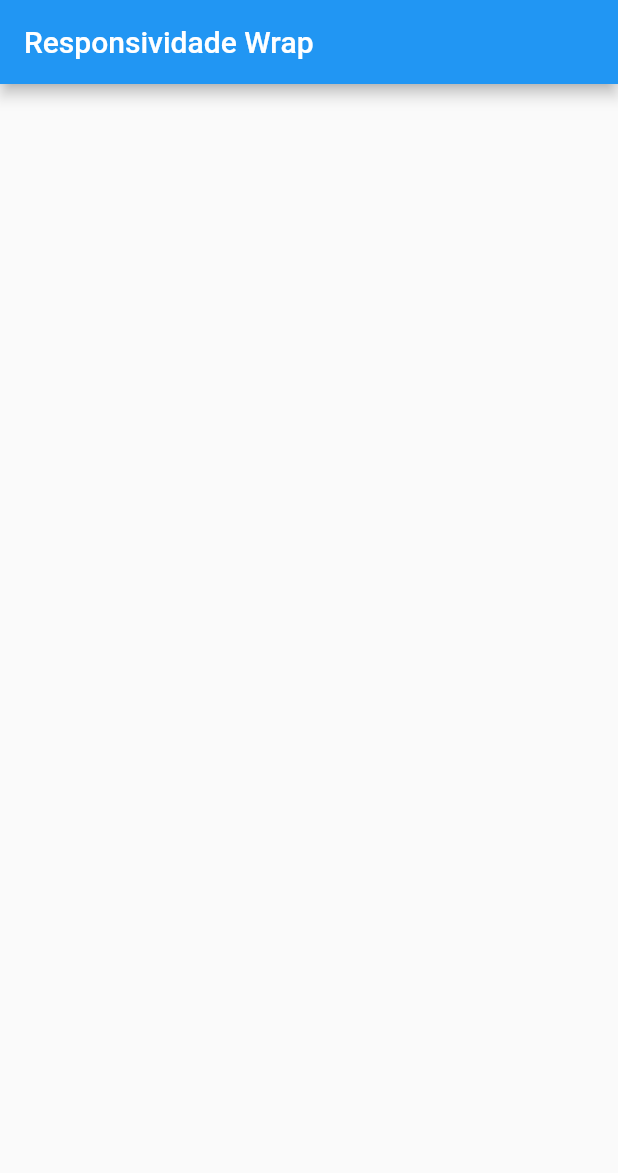
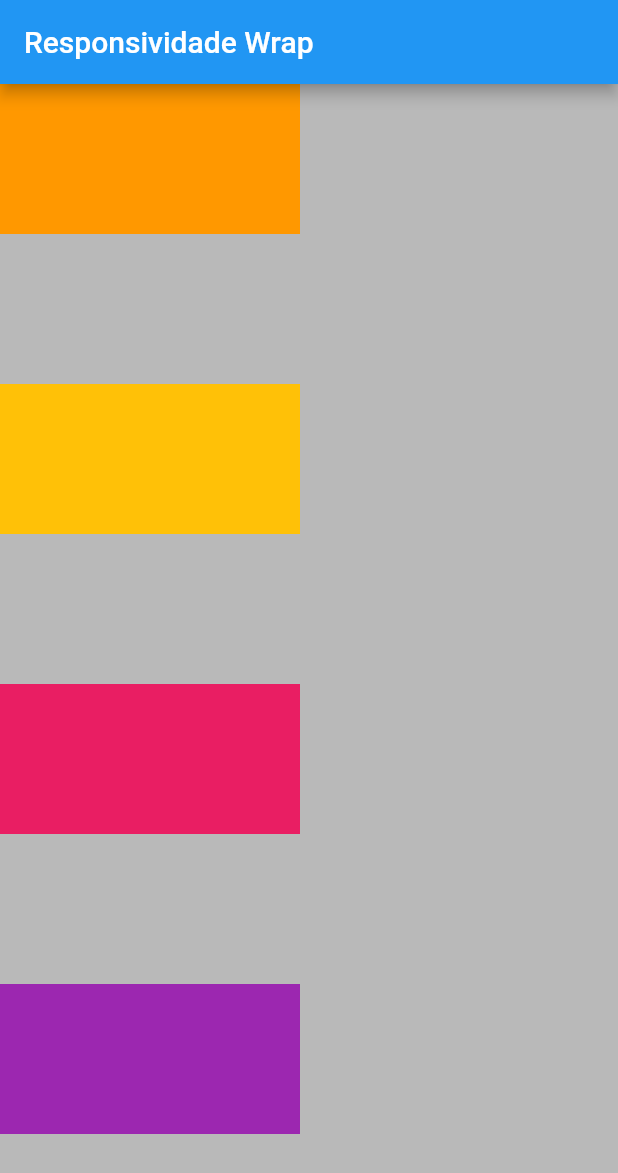
Before and after one commit to CadisRaziel/Responsividade_Flutter, a Flutter app: the screen it shows after launch, on a phone screen of 412 x 824 dp. Shown: the top 1173 px of the screen. Run offline on Flutter 3.47's test engine with Material 2 defaults, Android fonts, the phone set to English and light mode, and no system bars.

Commit message:
utilizando o Wrap como alternativa para quebra de linhas

```diff
--- a/lib/Page/Responsividade_wrap.dart
+++ b/lib/Page/Responsividade_wrap.dart
@@ -5,7 +5,7 @@ class ResponsividadeWrap extends StatefulWidget {
     Key? key,
     required this.title,
   }) : super(key: key);
-    final String title;
+  final String title;
 
   @override
   _ResponsividadeWrapState createState() => _ResponsividadeWrapState();
@@ -14,10 +14,61 @@ class ResponsividadeWrap extends StatefulWidget {
 class _ResponsividadeWrapState extends State<ResponsividadeWrap> {
   @override
   Widget build(BuildContext context) {
+    double altura = 100;
+    double largura = 200;
     return Scaffold(
       appBar: AppBar(
         title: Text(widget.title),
       ),
+      body: Container(
+        color: Colors.black26,
+        width: MediaQuery.of(context).size.width,
+        //*Usamos o Wrap quando sabemos que o container vai acabar quebrando o layout pelo tamanho,
+        //*com isso o wrap vai fazer o container pular pra linha debaixo, como em uma frase
+        child: Wrap(
+          //* podemos utilizar esse dois alinhamentos, porém o mais produtivo no caso aqui é o alignment
+          // crossAxisAlignment: WrapCrossAlignment.start,
+          alignment: WrapAlignment.start,
+
+          //*spacing coloca espaçamento entre os container criados(largura)
+          spacing: 50,
+
+          //*runSpacing coloca espaçamento entre os container criados(altura)
+          runSpacing: 100,
+          children: [
+            Container(
+              width: largura,
+              height: altura,
+              color: Colors.orange,
+            ),
+            Container(
+              width: largura,
+              height: altura,
+              color: Colors.amber,
+            ),
+            Container(
+              width: largura,
+              height: altura,
+              color: Colors.pink,
+            ),
+            Container(
+              width: largura,
+              height: altura,
+              color: Colors.purple,
+            ),
+            Container(
+              width: largura,
+              height: altura,
+              color: Colors.lightGreenAccent,
+            ),
+            Container(
+              width: largura,
+              height: altura,
+              color: Colors.tealAccent,
+            ),
+          ],
+        ),
+      ),
     );
   }
 }
```
